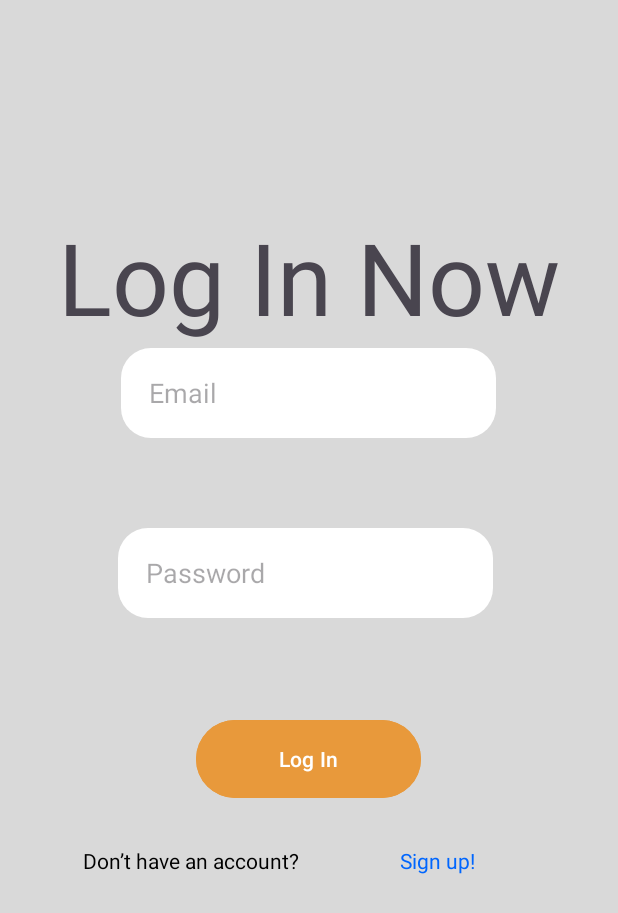
After one commit to meteor853526/app, an Android app: the Login_page screen opened directly, with no data from a screen before it, on a phone screen of 412 x 824 dp. The commit adds this screen. Shown: the top 913 px of the screen. Run offline under Robolectric (Android 15) with nearby library versions, the phone set to English and light mode, and no system bars.

Commit message:
#15 完成login_page UI實作

```diff
--- a/app/src/main/AndroidManifest.xml
+++ b/app/src/main/AndroidManifest.xml
@@ -13,6 +13,9 @@
         android:theme="@style/Theme.App"
         tools:targetApi="31">
         <activity
+            android:name=".Login_page"
+            android:exported="false" />
+        <activity
             android:name=".Main_page"
             android:exported="false" />
         <activity
--- /dev/null
+++ b/app/src/main/java/com/example/app/Login_page.java
@@ -0,0 +1,14 @@
+package com.example.app;
+
+import androidx.appcompat.app.AppCompatActivity;
+
+import android.os.Bundle;
+
+public class Login_page extends AppCompatActivity {
+
+    @Override
+    protected void onCreate(Bundle savedInstanceState) {
+        super.onCreate(savedInstanceState);
+        setContentView(R.layout.activity_login_page);
+    }
+}
--- a/app/src/main/java/com/example/app/MainActivity.java
+++ b/app/src/main/java/com/example/app/MainActivity.java
@@ -2,13 +2,29 @@ package com.example.app;
 
 import androidx.appcompat.app.AppCompatActivity;
 
+import android.content.Intent;
 import android.os.Bundle;
+import android.view.View;
+import android.widget.Button;
+import android.widget.Toast;
 
 public class MainActivity extends AppCompatActivity {
+
+  private Button MainBtn;
 
   @Override
   protected void onCreate(Bundle savedInstanceState) {
     super.onCreate(savedInstanceState);
     setContentView(R.layout.activity_main);
+
+
+
+    MainBtn = findViewById(R.id.mainpg_button);
+  }
+  public void onClickBtn(View v)
+  {
+    Toast.makeText(this, "Clicked on Button", Toast.LENGTH_LONG).show();
+    Intent intent = new Intent(MainActivity.this, Login_page.class);
+    startActivity(intent);
   }
 }
--- a/app/src/main/java/com/example/app/Main_page.java
+++ b/app/src/main/java/com/example/app/Main_page.java
@@ -2,6 +2,7 @@ package com.example.app;
 
 import androidx.appcompat.app.AppCompatActivity;
 
+import android.content.Intent;
 import android.os.Bundle;
 
 public class Main_page extends AppCompatActivity {
@@ -10,5 +11,8 @@ public class Main_page extends AppCompatActivity {
   protected void onCreate(Bundle savedInstanceState) {
     super.onCreate(savedInstanceState);
     setContentView(R.layout.activity_main_page);
+
+    Intent intent = new Intent();
+
   }
 }
--- /dev/null
+++ b/app/src/main/res/drawable/button_background.xml
@@ -0,0 +1,5 @@
+<shape xmlns:android="http://schemas.android.com/apk/res/android"
+    android:shape="rectangle">
+    <solid android:color="@color/white" />
+    <corners android:radius="5dp" />
+</shape>
--- /dev/null
+++ b/app/src/main/res/drawable/edit.xml
@@ -0,0 +1,13 @@
+<?xml version="1.0" encoding="utf-8"?>
+<!--  res/drawable/rounded_edittext.xml -->
+<shape xmlns:android="http://schemas.android.com/apk/res/android"
+    android:shape="rectangle"
+    android:padding="10dp">
+
+    <solid android:color="#FFFFFF" />
+    <corners
+        android:bottomRightRadius="20dp"
+        android:bottomLeftRadius="20dp"
+        android:topLeftRadius="20dp"
+        android:topRightRadius="20dp" />
+</shape>
--- /dev/null
+++ b/app/src/main/res/layout/activity_login_page.xml
@@ -0,0 +1,87 @@
+<?xml version="1.0" encoding="utf-8"?>
+<androidx.constraintlayout.widget.ConstraintLayout xmlns:android="http://schemas.android.com/apk/res/android"
+    xmlns:app="http://schemas.android.com/apk/res-auto"
+    xmlns:tools="http://schemas.android.com/tools"
+    android:layout_width="match_parent"
+    android:layout_height="match_parent"
+    android:background="#D9D9D9"
+    tools:context=".Login_page">
+
+
+    <EditText
+        android:id="@+id/editTextTextPassword2"
+        android:layout_width="250dp"
+        android:layout_height="60dp"
+        android:layout_marginTop="60dp"
+        android:background="@drawable/edit"
+        android:ems="10"
+        android:hint="    Password"
+        android:inputType="textPassword"
+        app:layout_constraintEnd_toEndOf="parent"
+        app:layout_constraintHorizontal_bias="0.484"
+        app:layout_constraintStart_toStartOf="parent"
+        app:layout_constraintTop_toBottomOf="@+id/editTextTextEmailAddress2" />
+
+    <EditText
+        android:id="@+id/editTextTextEmailAddress2"
+        android:layout_width="250dp"
+        android:layout_height="60dp"
+        android:layout_marginHorizontal="20dp"
+        android:layout_marginTop="232dp"
+        android:background="@drawable/edit"
+        android:ems="10"
+        android:hint="    Email"
+        android:inputType="textEmailAddress"
+        app:layout_constraintEnd_toEndOf="parent"
+        app:layout_constraintHorizontal_bias="0.496"
+        app:layout_constraintStart_toStartOf="parent"
+        app:layout_constraintTop_toTopOf="parent" />
+
+    <TextView
+        android:id="@+id/textView"
+        android:layout_width="wrap_content"
+        android:layout_height="wrap_content"
+        android:layout_marginTop="140dp"
+        android:textSize="100px"
+        android:text="Log In Now"
+        app:layout_constraintEnd_toEndOf="parent"
+        app:layout_constraintHorizontal_bias="0.498"
+        app:layout_constraintStart_toStartOf="parent"
+        app:layout_constraintTop_toTopOf="parent" />
+
+    <Button
+        android:id="@+id/button"
+        android:layout_width="150dp"
+        android:layout_height="60dp"
+        android:layout_marginTop="64dp"
+        android:backgroundTint="#E8993B"
+        android:text="Log In"
+        app:layout_constraintEnd_toEndOf="parent"
+        app:layout_constraintHorizontal_bias="0.498"
+        app:layout_constraintStart_toStartOf="parent"
+        app:layout_constraintTop_toBottomOf="@+id/editTextTextPassword2" />
+
+    <TextView
+        android:id="@+id/textView3"
+        android:layout_width="wrap_content"
+        android:layout_height="wrap_content"
+        android:layout_marginTop="28dp"
+        android:text="Don’t have an account?"
+        android:textColor="@color/black"
+        app:layout_constraintEnd_toEndOf="parent"
+        app:layout_constraintHorizontal_bias="0.206"
+        app:layout_constraintStart_toStartOf="parent"
+        app:layout_constraintTop_toBottomOf="@+id/button" />
+
+    <TextView
+        android:id="@+id/textView5"
+        android:layout_width="wrap_content"
+        android:layout_height="wrap_content"
+        android:layout_marginTop="28dp"
+        android:textColor="#0066FE"
+        android:text="Sign up!"
+        app:layout_constraintEnd_toEndOf="parent"
+        app:layout_constraintHorizontal_bias="0.414"
+        app:layout_constraintStart_toEndOf="@+id/textView3"
+        app:layout_constraintTop_toBottomOf="@+id/button" />
+</androidx.constraintlayout.widget.ConstraintLayout>
--- a/app/src/main/res/layout/activity_main.xml
+++ b/app/src/main/res/layout/activity_main.xml
@@ -17,7 +17,7 @@
         tools:layout_editor_absoluteY="0dp" />
 
     <Button
-        android:id="@+id/button"
+        android:id="@+id/mainpg_button"
         android:layout_width="202dp"
         android:layout_height="69dp"
         android:layout_marginBottom="76dp"
@@ -25,6 +25,8 @@
         android:text="Get Start!"
         android:textColor="@color/black"
         android:textSize="80px"
+        android:onClick="onClickBtn"
+
         app:layout_constraintBottom_toBottomOf="@+id/imageView"
         app:layout_constraintEnd_toEndOf="parent"
         app:layout_constraintHorizontal_bias="0.497"
```
